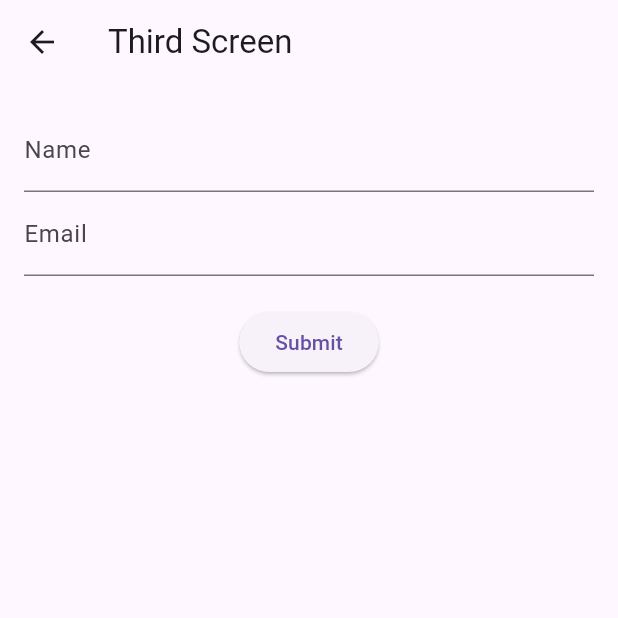
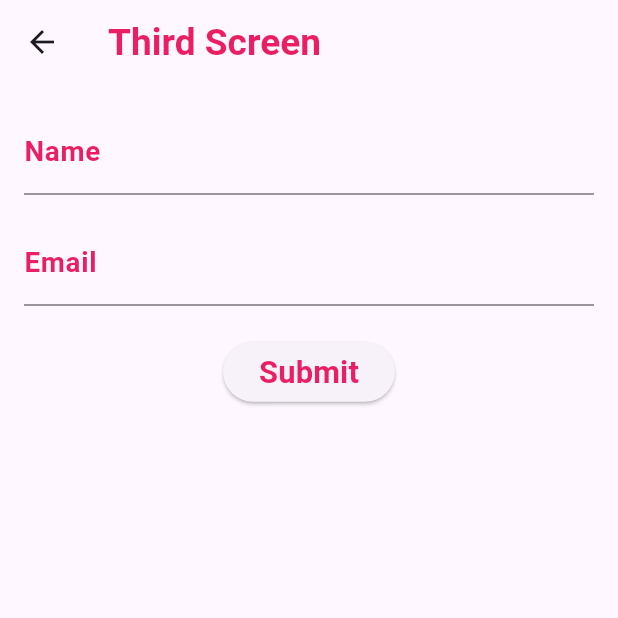
Before and after one commit to decorateni/my_project, a Flutter app: the screen it shows after launch, after a tap on "Go to Third Screen", on a phone screen of 412 x 824 dp, the top half of it. Run offline on Flutter 3.47's test engine with Material 3 defaults, Android fonts, the phone set to English and light mode, and no system bars; Roboto replaces fonts that are missing (Arial).

Commit message:
Lab-3: Updated home_screen button and styles

```diff
--- a/lib/main.dart
+++ b/lib/main.dart
@@ -1,7 +1,6 @@
 import 'package:flutter/material.dart';
 import 'screens/home_screen.dart';
 import 'screens/third_screen.dart';
-
 
 void main() {
   runApp(const MyApp());
@@ -16,7 +15,20 @@ class MyApp extends StatelessWidget {
       debugShowCheckedModeBanner: false,
       title: 'Lab 3',
       theme: ThemeData(
-        primarySwatch: Colors.blue,
+        primarySwatch: Colors.pink,
+        textTheme: const TextTheme(
+          bodyLarge: TextStyle(
+            fontFamily: 'Arial',
+            fontSize: 16,
+            color: Colors.black,
+          ),
+          titleLarge: TextStyle(
+            fontFamily: 'Arial',
+            fontSize: 20,
+            fontWeight: FontWeight.bold,
+            color: Colors.pink,
+          ),
+        ),
       ),
       initialRoute: '/',
       routes: {
--- a/lib/screens/home_screen.dart
+++ b/lib/screens/home_screen.dart
@@ -1,20 +1,41 @@
 import 'package:flutter/material.dart';
+import 'package:my_project/styles.dart';
 
 class HomeScreen extends StatelessWidget {
   const HomeScreen({Key? key}) : super(key: key);
 
   @override
   Widget build(BuildContext context) {
+    final screenWidth = MediaQuery.of(context).size.width;
+
     return Scaffold(
       appBar: AppBar(
-        title: const Text('Home Screen'),
+        title: Text(
+          'Home Screen',
+          style: pinkBoldTextStyle(screenWidth * 0.06),
+        ),
       ),
       body: Center(
         child: ElevatedButton(
           onPressed: () {
             Navigator.pushNamed(context, '/third');
           },
-          child: const Text('Go to Third Screen'),
+          style: ElevatedButton.styleFrom(
+            backgroundColor: Colors.pink,
+            foregroundColor: Colors.white,
+            padding: const EdgeInsets.symmetric(horizontal: 20, vertical: 12),
+            shape: RoundedRectangleBorder(
+              borderRadius: BorderRadius.circular(8),
+            ),
+          ),
+          child: Text(
+            'Go to Third Screen',
+            style: TextStyle(
+              fontSize: screenWidth * 0.05,
+              fontWeight: FontWeight.bold,
+              color: Colors.white,
+            ),
+          ),
         ),
       ),
     );
--- a/lib/screens/third_screen.dart
+++ b/lib/screens/third_screen.dart
@@ -1,4 +1,5 @@
 import 'package:flutter/material.dart';
+import 'package:my_project/styles.dart';
 
 class ThirdScreen extends StatefulWidget {
   const ThirdScreen({Key? key}) : super(key: key);
@@ -19,12 +20,12 @@ class _ThirdScreenState extends State<ThirdScreen> {
       showDialog(
         context: context,
         builder: (context) => AlertDialog(
-          title: const Text('Error'),
-          content: const Text('Please enter valid data.'),
+          title: Text('Error', style: pinkBoldTextStyle(18)),
+          content: Text('Please enter valid data.', style: pinkBoldTextStyle(16)),
           actions: [
             TextButton(
               onPressed: () => Navigator.pop(context),
-              child: const Text('OK'),
+              child: Text('OK', style: pinkBoldTextStyle(16)),
             ),
           ],
         ),
@@ -33,12 +34,12 @@ class _ThirdScreenState extends State<ThirdScreen> {
       showDialog(
         context: context,
         builder: (context) => AlertDialog(
-          title: const Text('Submitted Data'),
-          content: Text('Name: $name\nEmail: $email'),
+          title: Text('Submitted Data', style: pinkBoldTextStyle(18)),
+          content: Text('Name: $name\nEmail: $email', style: pinkBoldTextStyle(16)),
           actions: [
             TextButton(
               onPressed: () => Navigator.pop(context),
-              child: const Text('OK'),
+              child: Text('OK', style: pinkBoldTextStyle(16)),
             ),
           ],
         ),
@@ -48,9 +49,11 @@ class _ThirdScreenState extends State<ThirdScreen> {
 
   @override
   Widget build(BuildContext context) {
+    final screenWidth = MediaQuery.of(context).size.width;
+
     return Scaffold(
       appBar: AppBar(
-        title: const Text('Third Screen'),
+        title: Text('Third Screen', style: pinkBoldTextStyle(screenWidth * 0.06)),
       ),
       body: Padding(
         padding: const EdgeInsets.all(16.0),
@@ -59,16 +62,23 @@ class _ThirdScreenState extends State<ThirdScreen> {
             children: [
               TextFormField(
                 controller: nameController,
-                decoration: const InputDecoration(labelText: 'Name'),
+                decoration: InputDecoration(
+                  labelText: 'Name',
+                  labelStyle: pinkBoldTextStyle(screenWidth * 0.045),
+                ),
               ),
+              const SizedBox(height: 16),
               TextFormField(
                 controller: emailController,
-                decoration: const InputDecoration(labelText: 'Email'),
+                decoration: InputDecoration(
+                  labelText: 'Email',
+                  labelStyle: pinkBoldTextStyle(screenWidth * 0.045),
+                ),
               ),
               const SizedBox(height: 20),
               ElevatedButton(
                 onPressed: _submitData,
-                child: const Text('Submit'),
+                child: Text('Submit', style: pinkBoldTextStyle(screenWidth * 0.05)),
               ),
             ],
           ),
```
